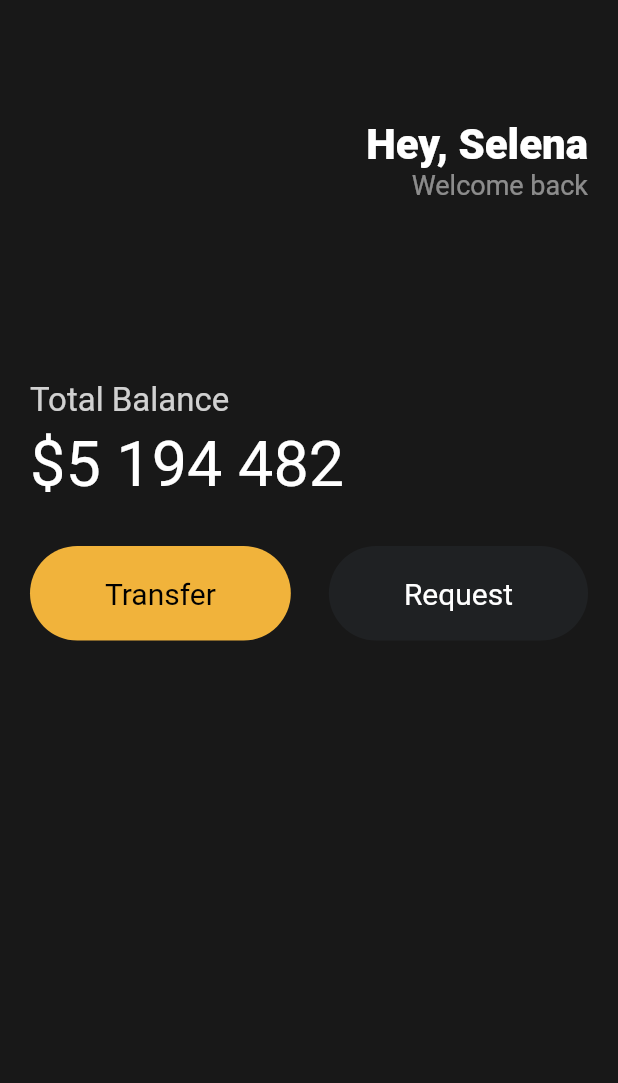
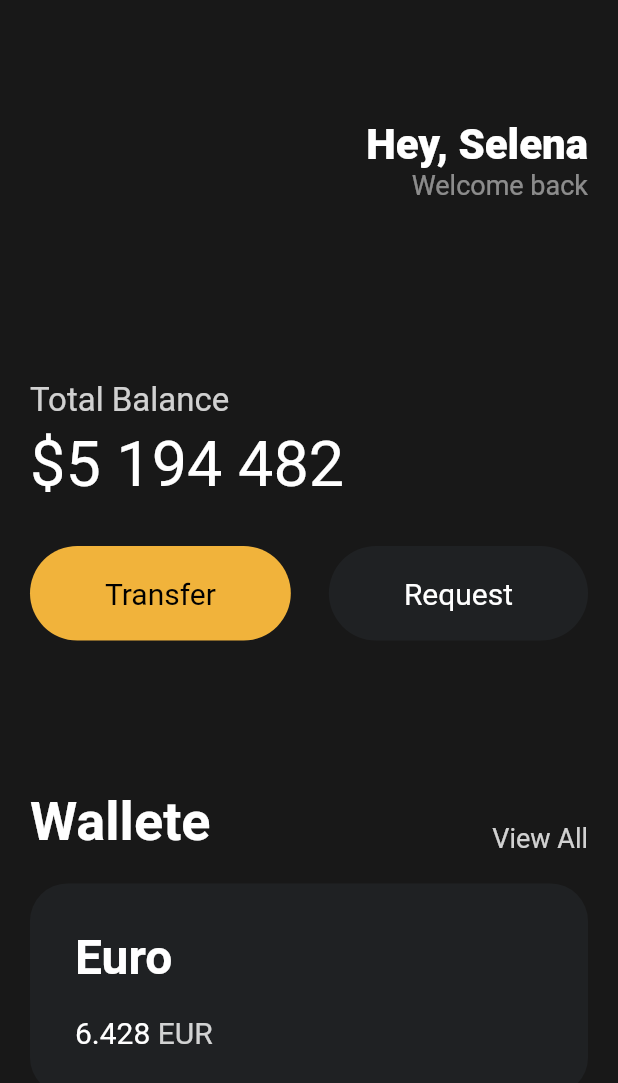
Before and after one commit to Tinubee/flutter-learn, a Flutter app: the screen it shows after launch, on a phone screen of 412 x 824 dp. Shown: the top 1083 px of the screen. Run offline on Flutter 3.47's test engine with Material 2 defaults, Android fonts, the phone set to English and light mode, and no system bars.

Commit message:
📝 #3.6

```diff
--- a/lib/main.dart
+++ b/lib/main.dart
@@ -74,6 +74,79 @@ class App extends StatelessWidget {
                       textColor: Colors.white),
                 ],
               ),
+              const SizedBox(
+                height: 100,
+              ),
+              Row(
+                crossAxisAlignment: CrossAxisAlignment.end,
+                mainAxisAlignment: MainAxisAlignment.spaceBetween,
+                children: [
+                  const Text(
+                    'Wallete',
+                    style: TextStyle(
+                        color: Colors.white,
+                        fontSize: 36,
+                        fontWeight: FontWeight.w600),
+                  ),
+                  Text(
+                    'View All',
+                    style: TextStyle(
+                        color: Colors.white.withOpacity((0.8)), fontSize: 18),
+                  ),
+                ],
+              ),
+              const SizedBox(
+                height: 20,
+              ),
+              Container(
+                decoration: BoxDecoration(
+                    color: const Color(0xFF1F2123),
+                    borderRadius: BorderRadius.circular(25)),
+                child: Padding(
+                  padding: const EdgeInsets.all(30),
+                  child: Row(
+                    children: [
+                      Column(
+                        crossAxisAlignment: CrossAxisAlignment.start,
+                        children: [
+                          const Text(
+                            'Euro',
+                            style: TextStyle(
+                              color: Colors.white,
+                              fontSize: 32,
+                              fontWeight: FontWeight.w600,
+                            ),
+                          ),
+                          const SizedBox(
+                            height: 20,
+                          ),
+                          Row(
+                            children: [
+                              const Text(
+                                '6.428',
+                                style: TextStyle(
+                                  color: Colors.white,
+                                  fontSize: 20,
+                                ),
+                              ),
+                              const SizedBox(
+                                width: 5,
+                              ),
+                              Text(
+                                'EUR',
+                                style: TextStyle(
+                                  color: Colors.white.withOpacity(0.8),
+                                  fontSize: 20,
+                                ),
+                              ),
+                            ],
+                          ),
+                        ],
+                      ),
+                    ],
+                  ),
+                ),
+              ),
             ],
           ),
         ),
```
Also changed, not shown: 1 other file.
